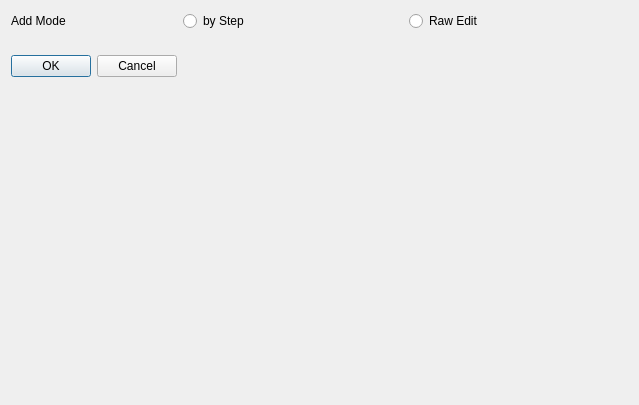
First picture: the form in Widgets/addliindicatorsdialog.ui, repository Mattia-Sacchi/A3D, before the edit.
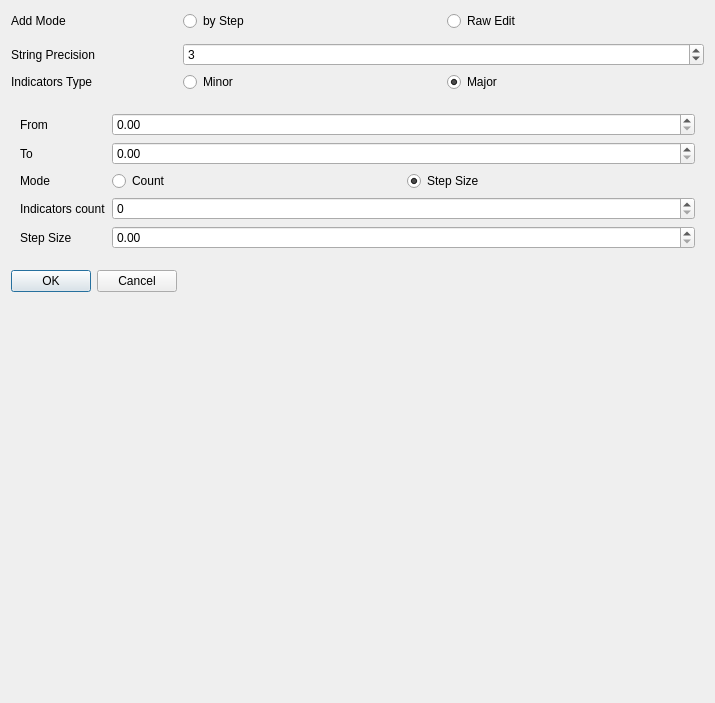
Second picture: the form after the edit. Custom widgets are drawn as their Qt base class.

Commit message: AddLinearAxisDialog end of the fay

```diff
--- a/Widgets/addliindicatorsdialog.ui
+++ b/Widgets/addliindicatorsdialog.ui
@@ -6,28 +6,24 @@
    <rect>
     <x>0</x>
     <y>0</y>
-    <width>639</width>
-    <height>405</height>
+    <width>715</width>
+    <height>703</height>
    </rect>
   </property>
   <property name="windowTitle">
    <string>Dialog</string>
   </property>
   <layout class="QFormLayout" name="formLayout">
-   <item row="0" column="0">
-    <widget class="QLabel" name="addModeLabel">
-     <property name="text">
-      <string>Add Mode</string>
-     </property>
-    </widget>
-   </item>
-   <item row="0" column="1">
+   <item row="1" column="1">
     <layout class="QHBoxLayout" name="horizontalLayout">
      <item>
       <widget class="QRadioButton" name="byStepRadioButton">
        <property name="text">
         <string>by Step</string>
        </property>
+       <property name="checked">
+        <bool>true</bool>
+       </property>
       </widget>
      </item>
      <item>
@@ -43,9 +39,112 @@
     <widget class="ChartAxisGeneralSettings" name="generalSettings" native="true"/>
    </item>
    <item row="2" column="0" colspan="2">
+    <widget class="ChartAxisGeneralSettings" name="generalSettings" native="true"/>
+   </item>
+   <item row="3" column="0">
+    <widget class="QLabel" name="stringPrecisionLabel">
+     <property name="text">
+      <string>String Precision</string>
+     </property>
+    </widget>
+   </item>
+   <item row="3" column="1">
+    <widget class="QSpinBox" name="stringPrecisionSpinBox">
+     <property name="maximum">
+      <number>6</number>
+     </property>
+     <property name="value">
+      <number>3</number>
+     </property>
+    </widget>
+   </item>
+   <item row="6" column="0" colspan="2">
     <widget class="ValuesPreviewWidget" name="rawEditWidget" native="true"/>
    </item>
-   <item row="4" column="0">
+   <item row="9" column="0" colspan="2">
+    <widget class="QWidget" name="byStepWidget" native="true">
+     <property name="minimumSize">
+      <size>
+       <width>200</width>
+       <height>100</height>
+      </size>
+     </property>
+     <layout class="QFormLayout" name="formLayout_2">
+      <item row="0" column="0">
+       <widget class="QLabel" name="fromLabel">
+        <property name="text">
+         <string>From</string>
+        </property>
+       </widget>
+      </item>
+      <item row="0" column="1">
+       <widget class="QDoubleSpinBox" name="fromDoubleSpinBox"/>
+      </item>
+      <item row="1" column="0">
+       <widget class="QLabel" name="toLabel">
+        <property name="text">
+         <string>To</string>
+        </property>
+       </widget>
+      </item>
+      <item row="1" column="1">
+       <widget class="QDoubleSpinBox" name="toDoubleSpinBox"/>
+      </item>
+      <item row="2" column="0">
+       <widget class="QLabel" name="modeLabel">
+        <property name="text">
+         <string>Mode</string>
+        </property>
+       </widget>
+      </item>
+      <item row="2" column="1">
+       <layout class="QHBoxLayout" name="horizontalLayout_2">
+        <item>
+         <widget class="QRadioButton" name="countRadioButton">
+          <property name="text">
+           <string>Count</string>
+          </property>
+         </widget>
+        </item>
+        <item>
+         <widget class="QRadioButton" name="stepRadioButton">
+          <property name="text">
+           <string>Step Size</string>
+          </property>
+          <property name="checked">
+           <bool>true</bool>
+          </property>
+         </widget>
+        </item>
+       </layout>
+      </item>
+      <item row="4" column="0">
+       <widget class="QLabel" name="countLabel">
+        <property name="text">
+         <string>Indicators count</string>
+        </property>
+       </widget>
+      </item>
+      <item row="4" column="1">
+       <widget class="QSpinBox" name="countSpinBox"/>
+      </item>
+      <item row="6" column="1">
+       <widget class="QWidget" name="widget" native="true"/>
+      </item>
+      <item row="5" column="1">
+       <widget class="QDoubleSpinBox" name="stepSizeDoubleSpinBox"/>
+      </item>
+      <item row="5" column="0">
+       <widget class="QLabel" name="stepSizeLabel">
+        <property name="text">
+         <string>Step Size</string>
+        </property>
+       </widget>
+      </item>
+     </layout>
+    </widget>
+   </item>
+   <item row="10" column="0">
     <widget class="QDialogButtonBox" name="buttonBox">
      <property name="orientation">
       <enum>Qt::Orientation::Horizontal</enum>
@@ -55,8 +154,40 @@
      </property>
     </widget>
    </item>
-   <item row="3" column="0" colspan="2">
-    <widget class="QWidget" name="byStepWidget" native="true"/>
+   <item row="1" column="0">
+    <widget class="QLabel" name="addModeLabel">
+     <property name="text">
+      <string>Add Mode</string>
+     </property>
+    </widget>
+   </item>
+   <item row="4" column="0">
+    <widget class="QLabel" name="indicatorsTypeLabel">
+     <property name="text">
+      <string>Indicators Type</string>
+     </property>
+    </widget>
+   </item>
+   <item row="4" column="1">
+    <layout class="QHBoxLayout" name="horizontalLayout_3">
+     <item>
+      <widget class="QRadioButton" name="minorRadioButton">
+       <property name="text">
+        <string>Minor</string>
+       </property>
+      </widget>
+     </item>
+     <item>
+      <widget class="QRadioButton" name="majorRadioButton">
+       <property name="text">
+        <string>Major</string>
+       </property>
+       <property name="checked">
+        <bool>true</bool>
+       </property>
+      </widget>
+     </item>
+    </layout>
    </item>
   </layout>
  </widget>
```
Left out of the diff: 3 changed lines with no effect on the pictures. The commit also changes 2 other files.
